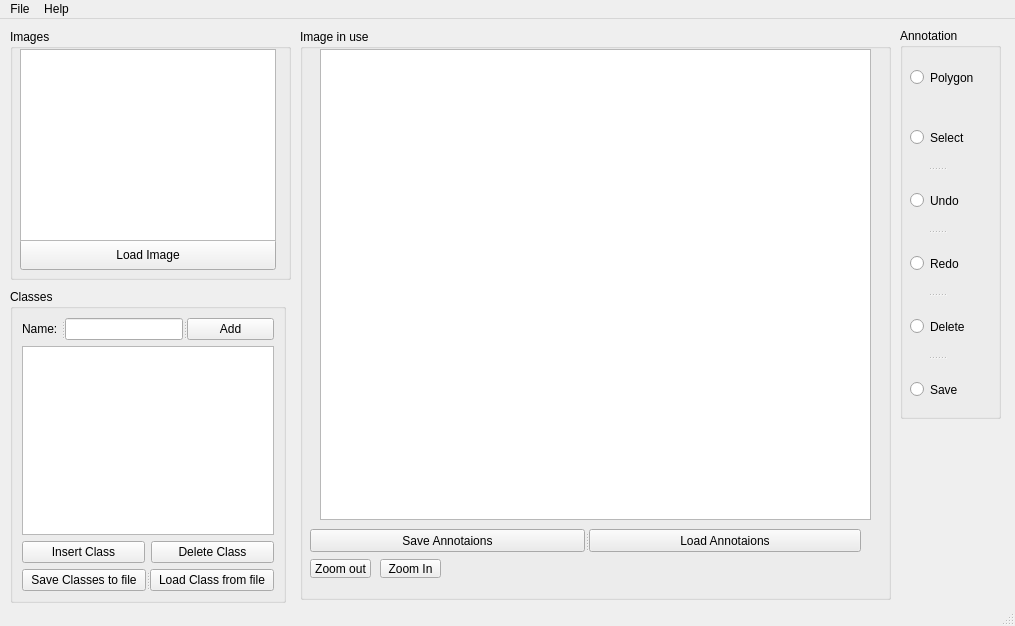
First picture: the form in mainwindow.ui, repository SDI-Group-35/Project, before the edit.
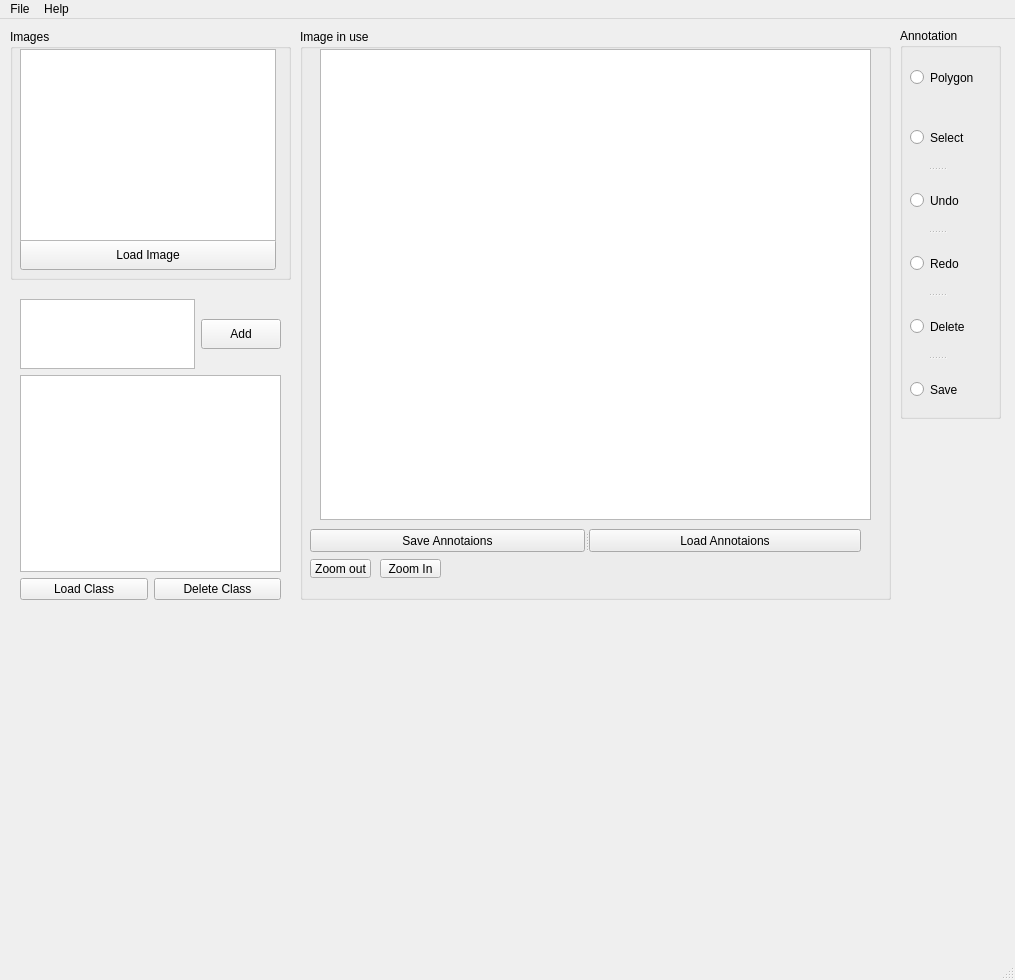
Second picture: the form after the edit.

```diff
--- a/mainwindow.ui
+++ b/mainwindow.ui
@@ -7,7 +7,7 @@
     <x>0</x>
     <y>0</y>
     <width>1015</width>
-    <height>626</height>
+    <height>980</height>
    </rect>
   </property>
   <property name="windowTitle">
@@ -78,84 +78,6 @@
      </property>
     </widget>
    </widget>
-   <widget class="QGroupBox" name="groupBox_2">
-    <property name="geometry">
-     <rect>
-      <x>10</x>
-      <y>270</y>
-      <width>276</width>
-      <height>314</height>
-     </rect>
-    </property>
-    <property name="title">
-     <string>Classes</string>
-    </property>
-    <layout class="QVBoxLayout" name="verticalLayout">
-     <item>
-      <widget class="QSplitter" name="splitter_2">
-       <property name="orientation">
-        <enum>Qt::Horizontal</enum>
-       </property>
-       <widget class="QLabel" name="label">
-        <property name="text">
-         <string>Name:</string>
-        </property>
-       </widget>
-       <widget class="QLineEdit" name="classNameField"/>
-       <widget class="QPushButton" name="classAddButton">
-        <property name="text">
-         <string>Add</string>
-        </property>
-       </widget>
-      </widget>
-     </item>
-     <item>
-      <widget class="QListWidget" name="classList">
-       <property name="selectionMode">
-        <enum>QAbstractItemView::SingleSelection</enum>
-       </property>
-       <property name="sortingEnabled">
-        <bool>true</bool>
-       </property>
-      </widget>
-     </item>
-     <item>
-      <layout class="QHBoxLayout" name="horizontalLayout_2">
-       <item>
-        <widget class="QPushButton" name="classInsert">
-         <property name="text">
-          <string>Insert Class</string>
-         </property>
-        </widget>
-       </item>
-       <item>
-        <widget class="QPushButton" name="classDelete">
-         <property name="text">
-          <string>Delete Class</string>
-         </property>
-        </widget>
-       </item>
-      </layout>
-     </item>
-     <item>
-      <widget class="QSplitter" name="splitter_7">
-       <property name="orientation">
-        <enum>Qt::Horizontal</enum>
-       </property>
-       <widget class="QPushButton" name="saveFile">
-        <property name="text">
-         <string>Save Classes to file</string>
-        </property>
-       </widget>
-       <widget class="QPushButton" name="pushButton_4">
-        <property name="text">
-         <string>Load Class from file</string>
-        </property>
-       </widget>
-      </widget>
-     </item>
-    </layout>
-   </widget>
    <widget class="QGroupBox" name="groupBox_3">
     <property name="geometry">
      <rect>
@@ -282,6 +204,66 @@
      <enum>Qt::Vertical</enum>
     </property>
    </widget>
+   <widget class="QWidget" name="">
+    <property name="geometry">
+     <rect>
+      <x>20</x>
+      <y>280</y>
+      <width>261</width>
+      <height>301</height>
+     </rect>
+    </property>
+    <layout class="QVBoxLayout" name="verticalLayout_2" stretch="1,30">
+     <property name="spacing">
+      <number>6</number>
+     </property>
+     <item>
+      <layout class="QHBoxLayout" name="horizontalLayout" stretch="0,0">
+       <item>
+        <widget class="QTextEdit" name="classNameField"/>
+       </item>
+       <item>
+        <widget class="QPushButton" name="addClass">
+         <property name="maximumSize">
+          <size>
+           <width>16777215</width>
+           <height>30</height>
+          </size>
+         </property>
+         <property name="text">
+          <string>Add</string>
+         </property>
+        </widget>
+       </item>
+      </layout>
+     </item>
+     <item>
+      <layout class="QVBoxLayout" name="verticalLayout">
+       <item>
+        <widget class="QListView" name="classList"/>
+       </item>
+       <item>
+        <layout class="QHBoxLayout" name="horizontalLayout_2">
+         <item>
+          <widget class="QPushButton" name="loadClass">
+           <property name="text">
+            <string>Load Class</string>
+           </property>
+          </widget>
+         </item>
+         <item>
+          <widget class="QPushButton" name="deleteClass">
+           <property name="text">
+            <string>Delete Class</string>
+           </property>
+          </widget>
+         </item>
+        </layout>
+       </item>
+      </layout>
+     </item>
+    </layout>
+   </widget>
    <zorder>splitter_3</zorder>
    <zorder>splitter_5</zorder>
    <zorder>groupBox_4</zorder>
```
Left out of the diff: 10 changed lines with no effect on the pictures.
